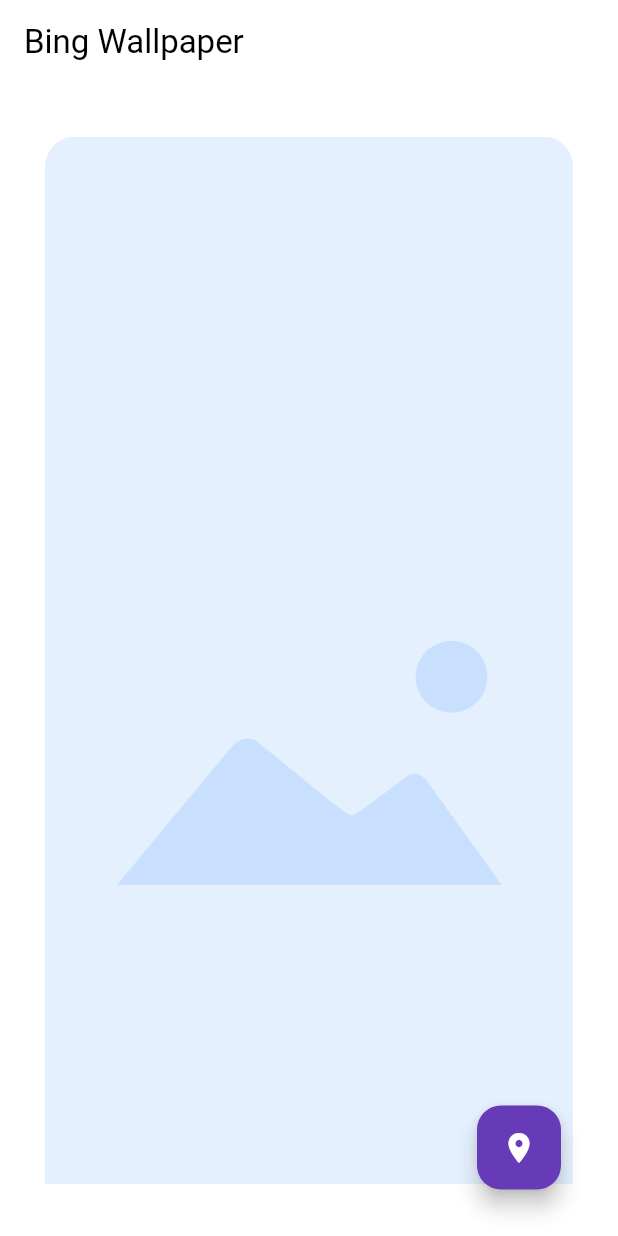
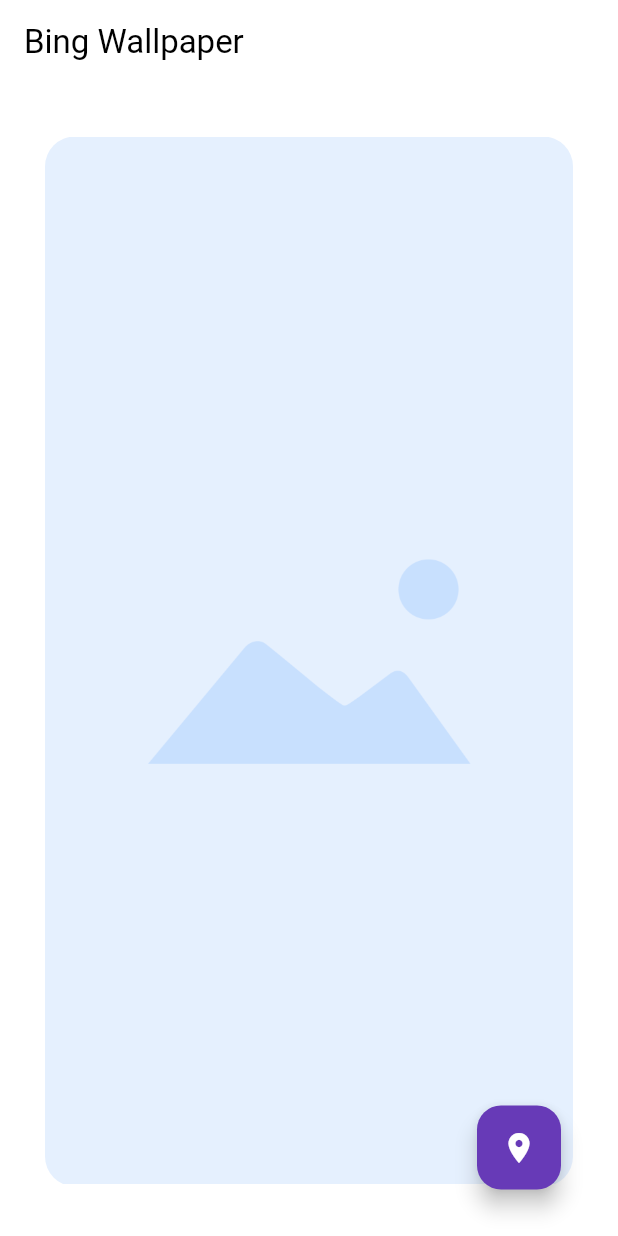
Before and after one commit to starfreck/Bing-Wallpaper-App, a Flutter app: the screen it shows after launch, on a phone screen of 412 x 824 dp. Run offline on Flutter 3.47's test engine with Material 3 defaults, Android fonts, the phone set to English and light mode, and no system bars; drawn by our look-alikes of dynamic_color, flutter_card_swiper; our stand-ins replace cached_network_image, flutter_styled_toast, permission_handler; missing offline and left inert: flutter_wallpaper_manager, internet_file, wallman; network calls fail.

```diff
--- a/lib/pages/home_page.dart
+++ b/lib/pages/home_page.dart
@@ -24,6 +24,8 @@ class _HomePageState extends State<HomePage> {
   ];
   int currentIndex = 0;
 
+  final CardSwiperController controller = CardSwiperController();
+
   @override
   void initState() {
     _isLoading = true;
@@ -34,35 +36,46 @@ class _HomePageState extends State<HomePage> {
 
   @override
   Widget build(BuildContext context) {
-    print("photos.length: ${photos.length}");
-    print("photos.title: ${photos[0].title}");
-
     return Scaffold(
       appBar: AppBar(
         title: Text(widget.title),
       ),
       body: CardSwiper(
-          onEnd: () {},
+          controller: controller,
+          onEnd: () {
+            // Call function to load more images
+          },
           onSwipe: (previousIndex, currentIndex, direction) {
-            if (direction == CardSwiperDirection.right ||
-                previousIndex == photos.length - 1) {
+            // if the swipe is right then do undo
+            if (direction == CardSwiperDirection.right) {
+              // Set State to previous index
+              setState(() {
+                this.currentIndex =
+                    (this.currentIndex == 0) ? 0 : this.currentIndex - 1;
+              });
+              controller.undo();
               return false;
             }
+            // Stop swipes if we reached at the start or end
+            if (currentIndex == null) {
+              return false;
+            }
+            // Set State currentIndex only if the swipe was successful
             setState(() {
-              this.currentIndex = currentIndex!;
+              this.currentIndex = currentIndex;
             });
             return true;
           },
           isLoop: false,
           cardsCount: photos.length,
           numberOfCardsDisplayed: 1,
-          maxAngle: 0,
-          allowedSwipeDirection: const AllowedSwipeDirection.only(
-              left: true, right: true, down: true),
+          maxAngle: 10,
+          allowedSwipeDirection:
+              const AllowedSwipeDirection.only(left: true, right: true),
           cardBuilder: (context, index, percentThresholdX, percentThresholdY) {
             return BingCardWidget(
-              title: photos[index].title,
-              url: photos[index].url,
+              title: photos[currentIndex].title,
+              url: photos[currentIndex].url,
               isError: isError,
             );
           }),
@@ -142,6 +155,7 @@ class _HomePageState extends State<HomePage> {
 
   void _downloadImage() async {
     _showToast("Downloading wallpaper...");
+    print(photos[currentIndex]);
     String message = await PhotoHelper.downloadImage(photos[currentIndex].url);
     _showToast(message);
   }
@@ -152,4 +166,10 @@ class _HomePageState extends State<HomePage> {
       message: message,
     );
   }
+
+  @override
+  void dispose() {
+    controller.dispose();
+    super.dispose();
+  }
 }
--- a/lib/widgets/bing_card_widget.dart
+++ b/lib/widgets/bing_card_widget.dart
@@ -31,11 +31,10 @@ class BingCardWidget extends StatelessWidget {
                 child: url.isNotEmpty
                     ? CachedNetworkImage(
                         imageUrl: url,
-                        fit: BoxFit.fitHeight,
-                        height: 835,
+                        fit: BoxFit.cover,
+                        height: 700,
                         width: double.infinity,
-                        placeholder: (context, url) =>
-                            const Center(child: CircularProgressIndicator()),
+                        placeholder: (context, url) => _defaultImage(),
                         errorWidget: (context, url, error) =>
                             const Icon(Icons.error),
                       )
@@ -66,8 +65,8 @@ class BingCardWidget extends StatelessWidget {
   Widget _defaultImage() {
     return Image.asset(
       'assets/images/default_image.png',
-      fit: BoxFit.fitHeight,
-      height: 835,
+      fit: BoxFit.cover,
+      height: 700,
       width: double.infinity,
     );
   }
```
